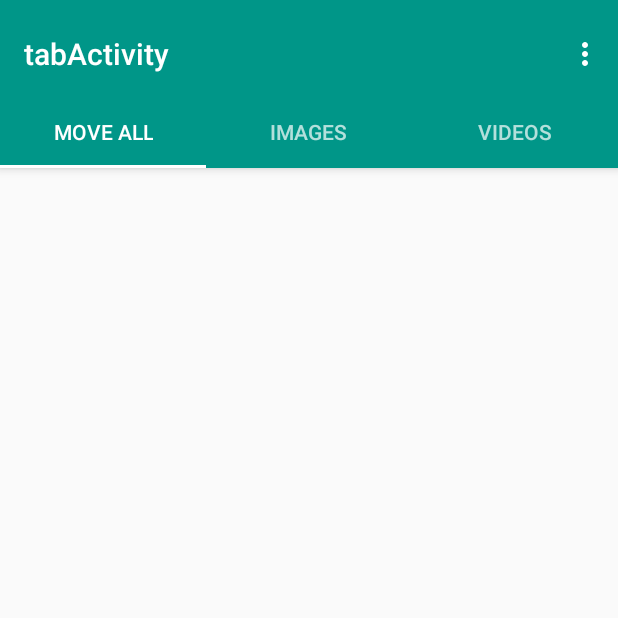
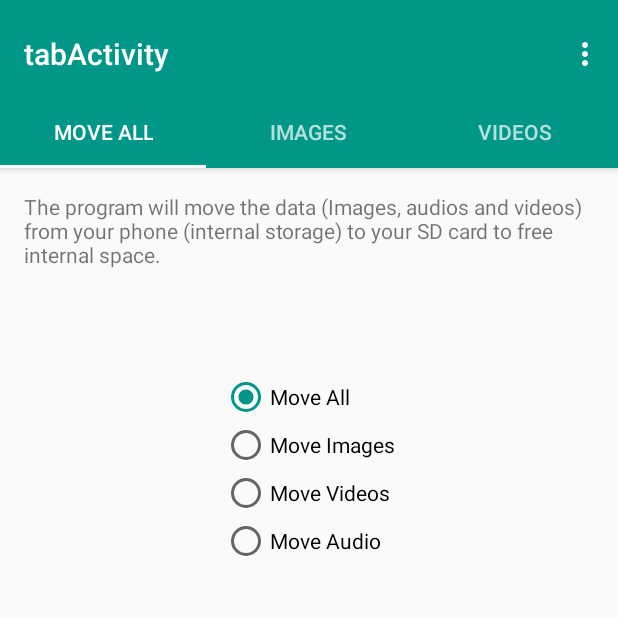
Before and after one commit to palmeidaprog/Freespace_wapp, an Android app: the tabActivity screen opened directly, with no data from a screen before it, on a phone screen of 412 x 824 dp, the top half of it. Run offline under Robolectric (Android 15) with nearby library versions, the phone set to English and light mode, and no system bars.

Commit message:
Sync save: Trying to solve fragment problem

```diff
--- a/app/src/main/java/com/github/palmeidaprog/freespace_wapp/tabActivity.java
+++ b/app/src/main/java/com/github/palmeidaprog/freespace_wapp/tabActivity.java
@@ -48,8 +48,8 @@ public class tabActivity extends AppCompatActivity {
         mSectionsPagerAdapter = new SectionsPagerAdapter(getSupportFragmentManager());
 
         // Set up the ViewPager with the sections adapter.
-        /*mViewPager = (ViewPager) findViewById(R.id.container);
-        mViewPager.setAdapter(mSectionsPagerAdapter);*/
+        mViewPager = (ViewPager) findViewById(R.id.container);
+        mViewPager.setAdapter(mSectionsPagerAdapter);
 
         //TabLayout tabLayout = (TabLayout) findViewById(R.id.tabs);
         //
@@ -111,6 +111,7 @@ public class tabActivity extends AppCompatActivity {
             Bundle args = new Bundle();
             args.putInt(ARG_SECTION_NUMBER, sectionNumber);
             fragment.setArguments(args);
+
             return fragment;
         }
 
@@ -118,8 +119,8 @@ public class tabActivity extends AppCompatActivity {
         public View onCreateView(LayoutInflater inflater, ViewGroup container,
                                  Bundle savedInstanceState) {
             View rootView = inflater.inflate(R.layout.fragment_tab, container, false);
-            TextView textView = (TextView) rootView.findViewById(R.id.section_label);
-            textView.setText(getString(R.string.section_format, getArguments().getInt(ARG_SECTION_NUMBER)));
+            //TextView textView = (TextView) rootView.findViewById(R.id.section_label);
+            //textView.setText(getString(R.string.section_format, getArguments().getInt(ARG_SECTION_NUMBER)));
             return rootView;
         }
     }
@@ -144,7 +145,7 @@ public class tabActivity extends AppCompatActivity {
         @Override
         public int getCount() {
             // Show 3 total pages.
-            return 3;
+            return 1;
         }
 
         @Override
--- a/app/src/main/res/layout/content_main.xml
+++ b/app/src/main/res/layout/content_main.xml
@@ -20,7 +20,8 @@
         android:layout_alignParentTop="true"
         android:layout_alignParentStart="true"
         android:layout_marginTop="24dp"
-        tools:text="@string/Text1_content_main" />
+        tools:text="@string/Text1_content_main"
+        android:layout_alignParentLeft="true" />
 
     <TextView
         android:layout_width="wrap_content"
@@ -37,7 +38,8 @@
         android:layout_height="wrap_content"
         android:id="@+id/button_auto"
         android:layout_centerVertical="true"
-        android:layout_alignParentStart="true" />
+        android:layout_alignParentStart="true"
+        android:layout_alignParentLeft="true" />
 
     <Button
         android:text="Mais Opções"
--- a/app/src/main/res/layout/fragment_tab.xml
+++ b/app/src/main/res/layout/fragment_tab.xml
@@ -11,6 +11,44 @@
     <TextView
         android:id="@+id/section_label"
         android:layout_width="wrap_content"
-        android:layout_height="wrap_content" />
+        android:layout_height="wrap_content"
+        android:text="@string/Text1_content_main" />
+
+    <RadioGroup
+        android:layout_width="wrap_content"
+        android:layout_height="wrap_content"
+        android:layout_marginTop="69dp"
+        android:checkedButton="@+id/moveAllRadio"
+        android:layout_below="@+id/section_label"
+        android:layout_centerHorizontal="true">
+
+        <RadioButton
+            android:text="@string/radio_move"
+            android:layout_width="wrap_content"
+            android:layout_height="wrap_content"
+            android:id="@+id/moveAllRadio"
+            android:layout_weight="1" />
+
+        <RadioButton
+            android:text="@string/radio_img"
+            android:layout_width="wrap_content"
+            android:layout_height="wrap_content"
+            android:id="@+id/imgRadio"
+            android:layout_weight="1" />
+
+        <RadioButton
+            android:text="@string/radio_vid"
+            android:layout_width="wrap_content"
+            android:layout_height="wrap_content"
+            android:id="@+id/videoRadio"
+            android:layout_weight="1" />
+
+        <RadioButton
+            android:text="@string/radio_audio"
+            android:layout_width="wrap_content"
+            android:layout_height="wrap_content"
+            android:id="@+id/audioRadio"
+            android:layout_weight="1" />
+    </RadioGroup>
 
 </RelativeLayout>
--- a/app/src/main/res/values/strings.xml
+++ b/app/src/main/res/values/strings.xml
@@ -12,4 +12,8 @@
     <string name="tab3">Videos</string>
     <string name="title_activity_tab">tabActivity</string>
     <string name="section_format">Hello World from section: %1$d</string>
+    <string name="radio_move">Move All</string>
+    <string name="radio_img">Move Images</string>
+    <string name="radio_vid">Move Videos</string>
+    <string name="radio_audio">Move Audio</string>
 </resources>
```
